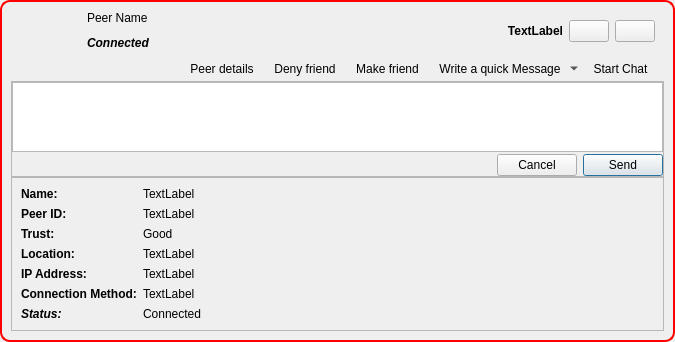
Qt form retroshare-gui/src/gui/feeds/SecurityItem.ui (RetroShare/RetroShare) before a commit.
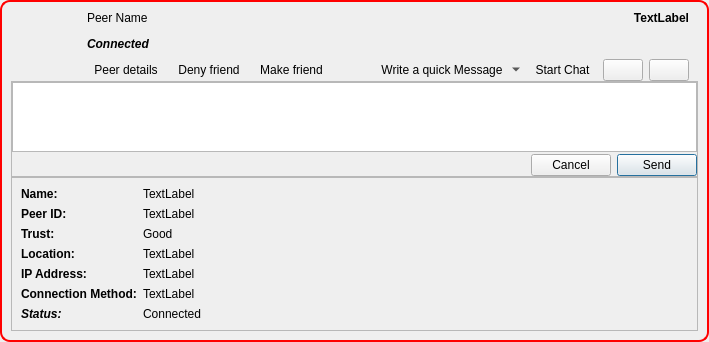
The same form after that commit. Icons and pictures are not drawn. Custom widgets are drawn as their Qt base class.

Commit message: Improved PeerItem and SecurityItem layout Added icon for "Not Yet Friends"

```diff
--- a/retroshare-gui/src/gui/feeds/SecurityItem.ui
+++ b/retroshare-gui/src/gui/feeds/SecurityItem.ui
@@ -6,7 +6,7 @@
    <rect>
     <x>0</x>
     <y>0</y>
-    <width>675</width>
+    <width>709</width>
     <height>338</height>
    </rect>
   </property>
@@ -151,47 +151,7 @@
               <string notr="true">TextLabel</string>
              </property>
              <property name="alignment">
-              <set>Qt::AlignRight|Qt::AlignTrailing|Qt::AlignVCenter</set>
-             </property>
-            </widget>
-           </item>
-           <item>
-            <widget class="QPushButton" name="expandButton">
-             <property name="sizePolicy">
-              <sizepolicy hsizetype="Fixed" vsizetype="Fixed">
-               <horstretch>0</horstretch>
-               <verstretch>0</verstretch>
-              </sizepolicy>
-             </property>
-             <property name="toolTip">
-              <string>Expand</string>
-             </property>
-             <property name="text">
-              <string/>
-             </property>
-             <property name="icon">
-              <iconset resource="../images.qrc">
-               <normaloff>:/images/edit_add24.png</normaloff>:/images/edit_add24.png</iconset>
-             </property>
-            </widget>
-           </item>
-           <item>
-            <widget class="QPushButton" name="clearButton">
-             <property name="sizePolicy">
-              <sizepolicy hsizetype="Fixed" vsizetype="Fixed">
-               <horstretch>0</horstretch>
-               <verstretch>0</verstretch>
-              </sizepolicy>
-             </property>
-             <property name="toolTip">
-              <string>Remove Item</string>
-             </property>
-             <property name="text">
-              <string/>
-             </property>
-             <property name="icon">
-              <iconset resource="../images.qrc">
-               <normaloff>:/images/close_normal.png</normaloff>:/images/close_normal.png</iconset>
+              <set>Qt::AlignRight|Qt::AlignTop|Qt::AlignTrailing</set>
              </property>
             </widget>
            </item>
@@ -199,22 +159,6 @@
          </item>
          <item row="1" column="1" colspan="2">
           <layout class="QHBoxLayout" name="horizontalLayout_3">
-           <item>
-            <spacer>
-             <property name="orientation">
-              <enum>Qt::Horizontal</enum>
-             </property>
-             <property name="sizeType">
-              <enum>QSizePolicy::Preferred</enum>
-             </property>
-             <property name="sizeHint" stdset="0">
-              <size>
-               <width>388</width>
-               <height>21</height>
-              </size>
-             </property>
-            </spacer>
-           </item>
            <item>
             <widget class="QToolButton" name="peerDetailsButton">
              <property name="text">
@@ -266,6 +210,22 @@
              </property>
             </widget>
            </item>
+           <item>
+            <spacer>
+             <property name="orientation">
+              <enum>Qt::Horizontal</enum>
+             </property>
+             <property name="sizeType">
+              <enum>QSizePolicy::Preferred</enum>
+             </property>
+             <property name="sizeHint" stdset="0">
+              <size>
+               <width>388</width>
+               <height>21</height>
+              </size>
+             </property>
+            </spacer>
+           </item>
            <item>
             <widget class="QToolButton" name="quickmsgButton">
              <property name="text">
@@ -312,6 +272,46 @@
              </property>
             </widget>
            </item>
+           <item>
+            <widget class="QPushButton" name="expandButton">
+             <property name="sizePolicy">
+              <sizepolicy hsizetype="Fixed" vsizetype="Fixed">
+               <horstretch>0</horstretch>
+               <verstretch>0</verstretch>
+              </sizepolicy>
+             </property>
+             <property name="toolTip">
+              <string>Expand</string>
+             </property>
+             <property name="text">
+              <string/>
+             </property>
+             <property name="icon">
+              <iconset resource="../images.qrc">
+               <normaloff>:/images/edit_add24.png</normaloff>:/images/edit_add24.png</iconset>
+             </property>
+            </widget>
+           </item>
+           <item>
+            <widget class="QPushButton" name="clearButton">
+             <property name="sizePolicy">
+              <sizepolicy hsizetype="Fixed" vsizetype="Fixed">
+               <horstretch>0</horstretch>
+               <verstretch>0</verstretch>
+              </sizepolicy>
+             </property>
+             <property name="toolTip">
+              <string>Remove Item</string>
+             </property>
+             <property name="text">
+              <string/>
+             </property>
+             <property name="icon">
+              <iconset resource="../images.qrc">
+               <normaloff>:/images/close_normal.png</normaloff>:/images/close_normal.png</iconset>
+             </property>
+            </widget>
+           </item>
           </layout>
          </item>
         </layout>
```
The commit also changes 3 other files.
